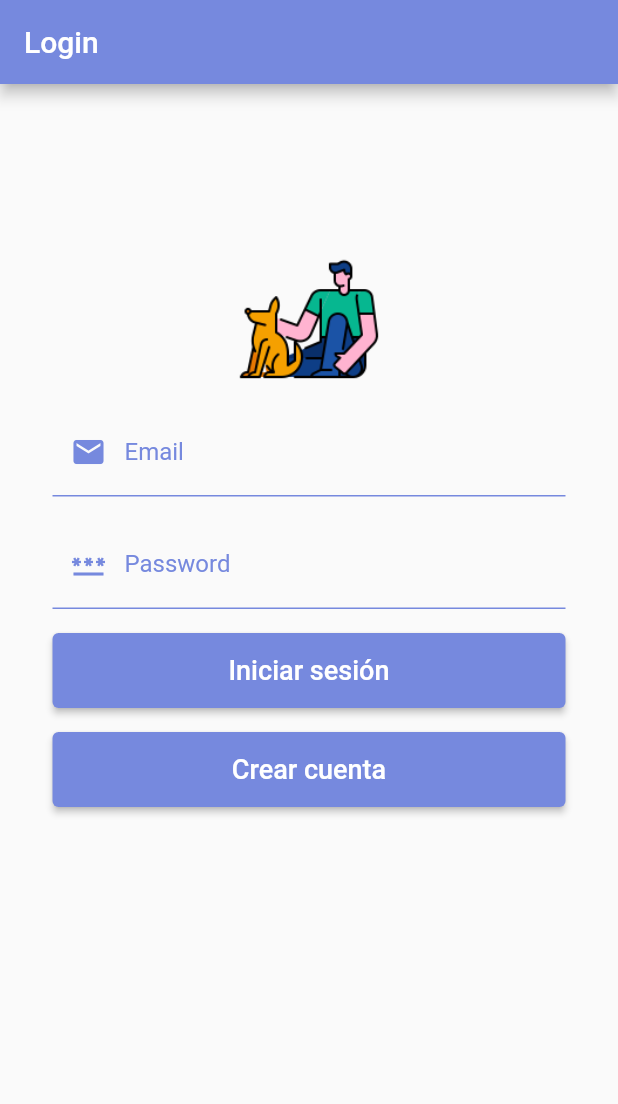
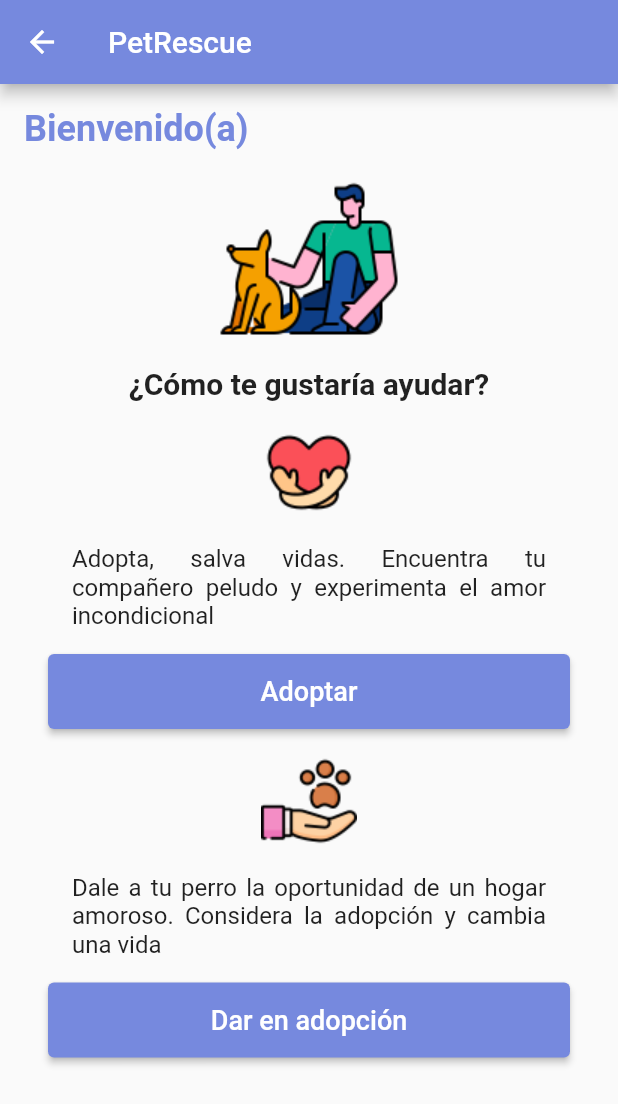
Before and after one commit to cristopher-gomez-m/pet_rescue_flutter, a Flutter app: the screen it shows after launch, after a tap on "Iniciar sesión", on a phone screen of 412 x 824 dp. Shown: the top 1104 px of the screen. Run offline on Flutter 3.47's test engine with Material 2 defaults, Android fonts, the phone set to English and light mode, and no system bars; our stand-ins replace sqflite; accounts and stored records are empty.

Commit message:
Interfaz Principal terminada

```diff
--- a/lib/login.dart
+++ b/lib/login.dart
@@ -1,5 +1,6 @@
 import 'package:flutter/material.dart';
 import 'package:pet_rescue_flutter/crear_cuenta.dart';
+import 'package:pet_rescue_flutter/principal.dart';
 
 class LoginScreen extends StatelessWidget {
   const LoginScreen({Key? key}) : super(key: key);
@@ -21,8 +22,8 @@ class LoginScreen extends StatelessWidget {
               Center(
                 child: Image.asset(
                   'assets/perro.png',
-                  width: 100.0,
-                  height: 100.0,
+                  width: 128.0,
+                  height: 128.0,
                 ),
               ),
               const SizedBox(height: 16.0),
@@ -66,8 +67,14 @@ class LoginScreen extends StatelessWidget {
                 child: FractionallySizedBox(
                   widthFactor: 0.9,
                   child: ElevatedButton(
-                    onPressed: () {
-                      // Perform login logic here
+                      onPressed: () {
+                      // Perform account creation logic here
+                      Navigator.push(
+                        context,
+                        MaterialPageRoute(
+                          builder: (context) => const PrincipalScreen(),
+                        ),
+                      );
                     },
                     style: ElevatedButton.styleFrom(
                       fixedSize: const Size.fromHeight(50.0),
--- a/lib/main.dart
+++ b/lib/main.dart
@@ -1,5 +1,3 @@
-// ignore_for_file: unnecessary_const
-
 import 'package:flutter/material.dart';
 import 'package:pet_rescue_flutter/login.dart';
 
@@ -15,16 +13,16 @@ class MyApp extends StatelessWidget {
     return MaterialApp(
       title: 'Flutter Demo',
       theme: ThemeData(primarySwatch: const MaterialColor(0xFF7689DE, <int, Color>{
-        50: const Color(0xFFE8EAF6),
-        100: const Color(0xFFC5CAE9),
-        200: const Color(0xFF9FA8DA),
-        300: const Color(0xFF7986CB),
-        400: const Color(0xFF5C6BC0),
-        500: const Color(0xFF3F51B5),
-        600: const Color(0xFF3949AB),
-        700: const Color(0xFF303F9F),
-        800: const Color(0xFF283593),
-        900: const Color(0xFF1A237E),
+        50: Color(0xFFE8EAF6),
+        100: Color(0xFFC5CAE9),
+        200: Color(0xFF9FA8DA),
+        300: Color(0xFF7986CB),
+        400: Color(0xFF5C6BC0),
+        500: Color(0xFF3F51B5),
+        600: Color(0xFF3949AB),
+        700: Color(0xFF303F9F),
+        800: Color(0xFF283593),
+        900: Color(0xFF1A237E),
       })),
       home: const LoginScreen(),
     );
--- a/lib/principal.dart
+++ b/lib/principal.dart
@@ -0,0 +1,137 @@
+import 'package:flutter/material.dart';
+
+class PrincipalScreen extends StatelessWidget {
+  const PrincipalScreen({Key? key}) : super(key: key);
+
+  @override
+  Widget build(BuildContext context) {
+    return Scaffold(
+      appBar: AppBar(
+        title: const Text('PetRescue'),
+      ),
+      body: Column(
+        crossAxisAlignment: CrossAxisAlignment.start,
+        children: [
+          const Padding(
+            padding: EdgeInsets.only(left: 16.0, top: 16.0),
+            child: Text(
+              'Bienvenido(a)',
+              style: TextStyle(
+                color: Color(0xFF7689DE),
+                fontSize: 24,
+                fontWeight: FontWeight.bold,
+              ),
+            ),
+          ),
+          Center(
+            child: Image.asset(
+              'assets/perro.png',
+              width: 128.0,
+              height: 128.0,
+              fit: BoxFit.contain,
+            ),
+          ),
+          const SizedBox(height: 16.0),
+          const Center(
+            child: Text(
+              '¿Cómo te gustaría ayudar?',
+              textAlign: TextAlign.center,
+              style: TextStyle(
+                fontSize: 20,
+                fontWeight: FontWeight.bold,
+              ),
+            ),
+          ),
+          const SizedBox(height: 16.0),
+          Center(
+            child: Image.asset(
+              'assets/amor.png',
+              width: 64.0,
+              height: 64.0,
+              fit: BoxFit.contain,
+            ),
+          ),
+          const SizedBox(height: 16.0),
+          const Padding(
+            padding: EdgeInsets.symmetric(horizontal: 16.0),
+            child: Center(
+              child: Padding(
+                padding: EdgeInsets.symmetric(horizontal: 32.0),
+                child: Text(
+                  'Adopta, salva vidas. Encuentra tu compañero peludo y experimenta el amor incondicional',
+                  textAlign: TextAlign.justify,
+                  style: TextStyle(
+                    fontSize: 16,
+                  ),
+                ),
+              ),
+            ),
+          ),
+          const SizedBox(height: 16.0),
+          Padding(
+            padding: const EdgeInsets.symmetric(horizontal: 32.0),
+            child: Center(
+              child: SizedBox(
+                width: 0.9 * MediaQuery.of(context).size.width,
+                height: 50.0,
+                child: ElevatedButton(
+                  onPressed: () {
+                    // Acción a realizar al presionar el botón
+                  },
+                  child: const Text(
+                    'Adoptar',
+                    style: TextStyle(fontSize: 18.0),
+                  ),
+                ),
+              ),
+            ),
+          ),
+          const SizedBox(height: 16.0),
+          Center(
+            child: Image.asset(
+              'assets/animales.png',
+              width: 64.0,
+              height: 64.0,
+              fit: BoxFit.contain,
+            ),
+          ),
+          const SizedBox(height: 16.0),
+          const Padding(
+            padding: EdgeInsets.symmetric(horizontal: 16.0),
+            child: Center(
+              child: Padding(
+                padding: EdgeInsets.symmetric(horizontal: 32.0),
+                child: Text(
+                  'Dale a tu perro la oportunidad de un hogar amoroso. Considera la adopción y cambia una vida',
+                  textAlign: TextAlign.justify,
+                  style: TextStyle(
+                    fontSize: 16,
+                  ),
+                ),
+              ),
+            ),
+          ),
+          const SizedBox(height: 16.0),
+          Padding(
+            padding: const EdgeInsets.symmetric(horizontal: 32.0),
+            child: Center(
+              child: SizedBox(
+                width: 0.9 * MediaQuery.of(context).size.width,
+                height: 50.0,
+                child: ElevatedButton(
+                  onPressed: () {
+                    // Acción a realizar al presionar el botón
+                  },
+                  child: const Text(
+                    'Dar en adopción',
+                    style: TextStyle(fontSize: 18.0),
+                  ),
+                ),
+              ),
+            ),
+          ),
+        ],
+      ),
+    );
+  }
+}
--- a/pubspec.yaml
+++ b/pubspec.yaml
@@ -64,6 +64,8 @@ flutter:
   #   - images/a_dot_burr.jpeg
   #   - images/a_dot_ham.jpeg
     - assets/perro.png
+    - assets/amor.png
+    - assets/animales.png
   # An image asset can refer to one or more resolution-specific "variants", see
   # https://flutter.dev/assets-and-images/#resolution-aware
 
```
Also changed, not shown: assets/amor.png (added), assets/animales.png (added).
